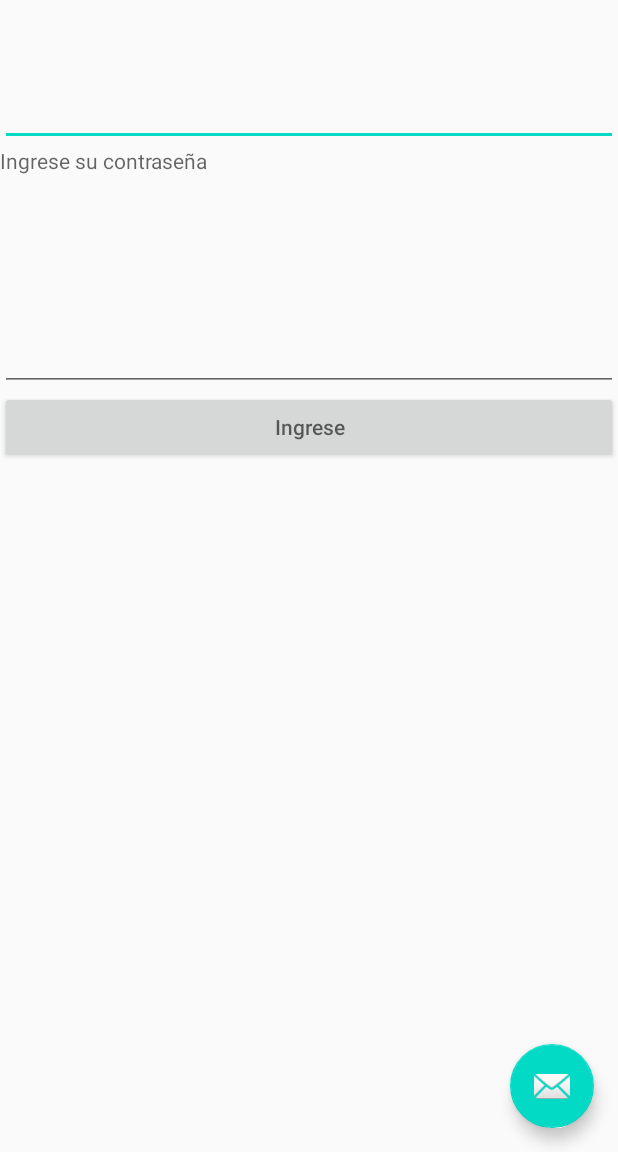
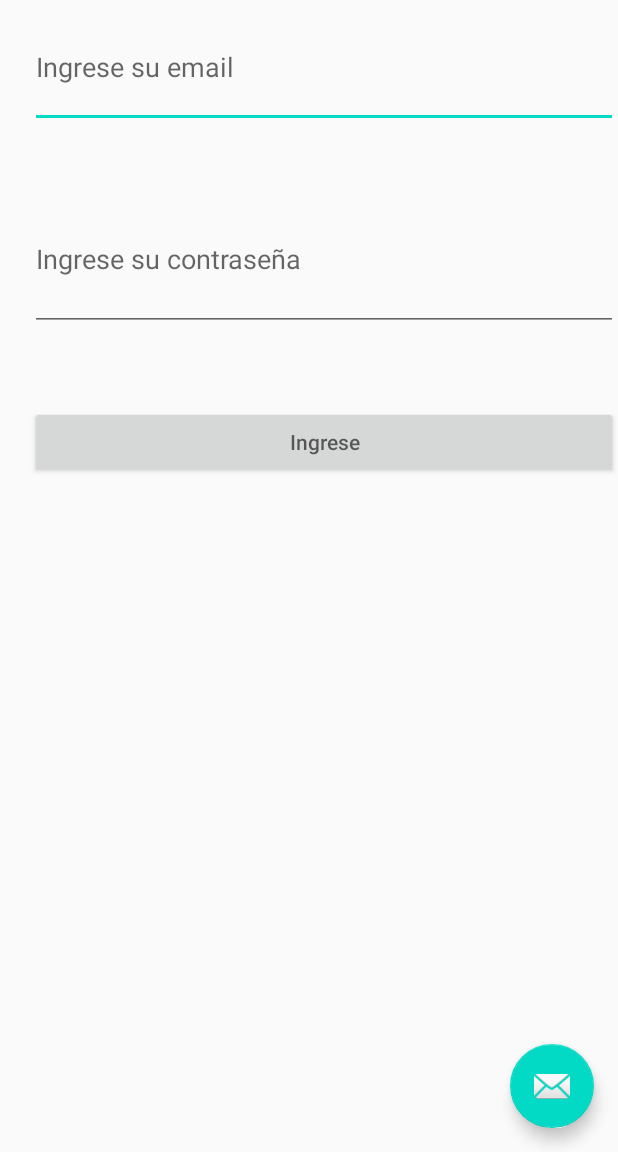
Before and after one commit to KatherinaSeguel/CheckApartment, an Android app: the screen it shows after launch (MainActivity), on a phone screen of 412 x 824 dp, the part 84-1236 px from its top. Run offline under Robolectric (Android 15) with nearby library versions, the phone set to English and light mode, and no system bars.

Commit message:
se sigue avanzando. Validar el fragment1,validar ingreso

```diff
--- a/app/src/main/res/layout/fragment_login.xml
+++ b/app/src/main/res/layout/fragment_login.xml
@@ -1,47 +1,47 @@
 <?xml version="1.0" encoding="utf-8"?>
-<LinearLayout xmlns:android="http://schemas.android.com/apk/res/android"
-    xmlns:tools="http://schemas.android.com/tools"
+
+
+    <!-- TODO: Update blank fragment layout -->
+<androidx.constraintlayout.widget.ConstraintLayout xmlns:app="http://schemas.android.com/apk/res-auto"
     android:layout_width="match_parent"
     android:layout_height="match_parent"
-    tools:context=".loginFragment">
+    xmlns:tools="http://schemas.android.com/tools"
+    tools:context=".loginFragment"
+    xmlns:android="http://schemas.android.com/apk/res/android">
 
-    <!-- TODO: Update blank fragment layout -->
-    <LinearLayout
-        android:layout_width="match_parent"
-        android:layout_height="match_parent"
-        android:orientation="vertical">
-
-        <TextView
-            android:id="@+id/textView"
-            android:layout_width="match_parent"
-            android:layout_height="72dp"
-            android:hint="@string/mail" />
 
     <EditText
         android:id="@+id/editTextTextEmailAddress"
         android:layout_width="match_parent"
         android:layout_height="81dp"
+        android:layout_marginStart="20dp"
+        android:layout_marginTop="60dp"
         android:ems="10"
-            android:inputType="textEmailAddress" />
-
-        <TextView
-            android:id="@+id/textView3"
-            android:layout_width="match_parent"
-            android:layout_height="68dp"
-            android:hint="@string/pass" />
+        android:hint="@string/mail"
+        android:inputType="textEmailAddress"
+        app:layout_constraintStart_toStartOf="parent"
+        app:layout_constraintTop_toTopOf="parent" />
 
     <EditText
         android:id="@+id/editTextNumberPassword"
         android:layout_width="match_parent"
         android:layout_height="95dp"
+        android:layout_marginStart="20dp"
+        android:layout_marginTop="40dp"
         android:ems="10"
-            android:inputType="numberPassword" />
+        android:hint="@string/pass"
+        android:inputType="numberPassword"
+        app:layout_constraintStart_toStartOf="parent"
+        app:layout_constraintTop_toBottomOf="@+id/editTextTextEmailAddress" />
 
     <Button
         android:id="@+id/button1"
         android:layout_width="match_parent"
         android:layout_height="wrap_content"
-            android:hint="@string/textboton" />
-    </LinearLayout>
+        android:layout_marginStart="20dp"
+        android:layout_marginTop="50dp"
+        android:hint="@string/textboton"
+        app:layout_constraintStart_toStartOf="parent"
+        app:layout_constraintTop_toBottomOf="@+id/editTextNumberPassword" />
 
-</LinearLayout>
+</androidx.constraintlayout.widget.ConstraintLayout>
```
Lines whose indentation alone changed are shown as unchanged.
